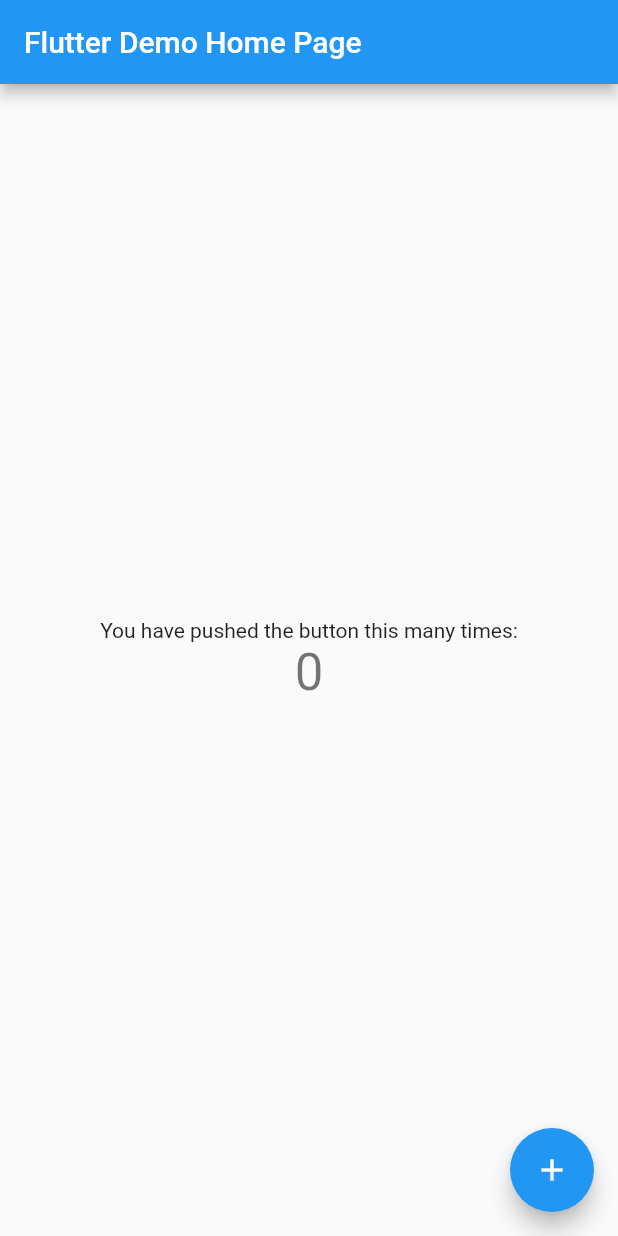
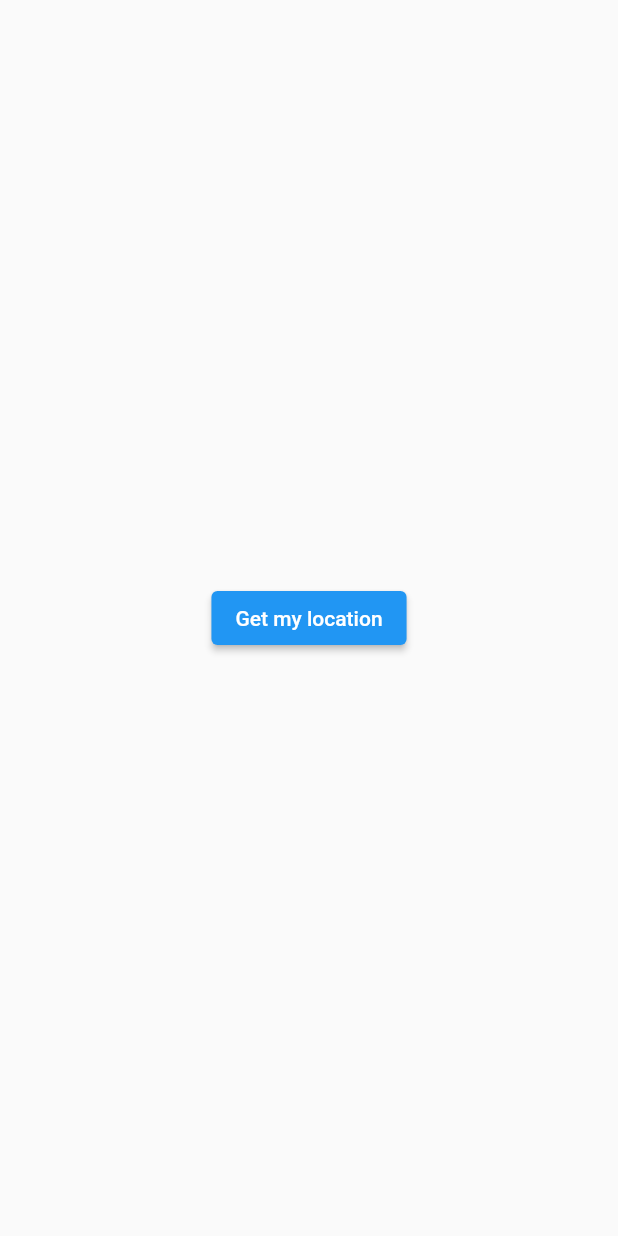
Before and after one commit to dontBlamestorming/weather-app, a Flutter app: the screen it shows after launch, on a phone screen of 412 x 824 dp. Run offline on Flutter 3.47's test engine with Material 2 defaults, Android fonts, the phone set to English and light mode, and no system bars.

Commit message:
feat: Add Loading widget:

```diff
--- a/lib/main.dart
+++ b/lib/main.dart
@@ -1,115 +1,19 @@
 import 'package:flutter/material.dart';
+import 'package:weather_app/screens/loading.dart';
 
-void main() {
-  runApp(const MyApp());
-}
+void main() => runApp(MyApp());
 
 class MyApp extends StatelessWidget {
   const MyApp({Key? key}) : super(key: key);
 
-  // This widget is the root of your application.
   @override
   Widget build(BuildContext context) {
     return MaterialApp(
-      title: 'Flutter Demo',
+      title: 'Weather App',
       theme: ThemeData(
-        // This is the theme of your application.
-        //
-        // Try running your application with "flutter run". You'll see the
-        // application has a blue toolbar. Then, without quitting the app, try
-        // changing the primarySwatch below to Colors.green and then invoke
-        // "hot reload" (press "r" in the console where you ran "flutter run",
-        // or simply save your changes to "hot reload" in a Flutter IDE).
-        // Notice that the counter didn't reset back to zero; the application
-        // is not restarted.
         primarySwatch: Colors.blue,
       ),
-      home: const MyHomePage(title: 'Flutter Demo Home Page'),
+      home: Loading(),
     );
   }
 }
-
-class MyHomePage extends StatefulWidget {
-  const MyHomePage({Key? key, required this.title}) : super(key: key);
-
-  // This widget is the home page of your application. It is stateful, meaning
-  // that it has a State object (defined below) that contains fields that affect
-  // how it looks.
-
-  // This class is the configuration for the state. It holds the values (in this
-  // case the title) provided by the parent (in this case the App widget) and
-  // used by the build method of the State. Fields in a Widget subclass are
-  // always marked "final".
-
-  final String title;
-
-  @override
-  State<MyHomePage> createState() => _MyHomePageState();
-}
-
-class _MyHomePageState extends State<MyHomePage> {
-  int _counter = 0;
-
-  void _incrementCounter() {
-    setState(() {
-      // This call to setState tells the Flutter framework that something has
-      // changed in this State, which causes it to rerun the build method below
-      // so that the display can reflect the updated values. If we changed
-      // _counter without calling setState(), then the build method would not be
-      // called again, and so nothing would appear to happen.
-      _counter++;
-    });
-  }
-
-  @override
-  Widget build(BuildContext context) {
-    // This method is rerun every time setState is called, for instance as done
-    // by the _incrementCounter method above.
-    //
-    // The Flutter framework has been optimized to make rerunning build methods
-    // fast, so that you can just rebuild anything that needs updating rather
-    // than having to individually change instances of widgets.
-    return Scaffold(
-      appBar: AppBar(
-        // Here we take the value from the MyHomePage object that was created by
-        // the App.build method, and use it to set our appbar title.
-        title: Text(widget.title),
-      ),
-      body: Center(
-        // Center is a layout widget. It takes a single child and positions it
-        // in the middle of the parent.
-        child: Column(
-          // Column is also a layout widget. It takes a list of children and
-          // arranges them vertically. By default, it sizes itself to fit its
-          // children horizontally, and tries to be as tall as its parent.
-          //
-          // Invoke "debug painting" (press "p" in the console, choose the
-          // "Toggle Debug Paint" action from the Flutter Inspector in Android
-          // Studio, or the "Toggle Debug Paint" command in Visual Studio Code)
-          // to see the wireframe for each widget.
-          //
-          // Column has various properties to control how it sizes itself and
-          // how it positions its children. Here we use mainAxisAlignment to
-          // center the children vertically; the main axis here is the vertical
-          // axis because Columns are vertical (the cross axis would be
-          // horizontal).
-          mainAxisAlignment: MainAxisAlignment.center,
-          children: <Widget>[
-            const Text(
-              'You have pushed the button this many times:',
-            ),
-            Text(
-              '$_counter',
-              style: Theme.of(context).textTheme.headline4,
-            ),
-          ],
-        ),
-      ),
-      floatingActionButton: FloatingActionButton(
-        onPressed: _incrementCounter,
-        tooltip: 'Increment',
-        child: const Icon(Icons.add),
-      ), // This trailing comma makes auto-formatting nicer for build methods.
-    );
-  }
-}
--- /dev/null
+++ b/lib/screens/loading.dart
@@ -0,0 +1,27 @@
+import 'package:flutter/material.dart';
+
+class Loading extends StatefulWidget {
+  const Loading({Key? key}) : super(key: key);
+
+  @override
+  _LoadingState createState() => _LoadingState();
+}
+
+class _LoadingState extends State<Loading> {
+  @override
+  Widget build(BuildContext context) {
+    return Scaffold(
+      body: Center(
+        child: ElevatedButton(
+          onPressed: () {},
+          child: const Text(
+            "Get my location",
+            style: TextStyle(
+              color: Colors.white,
+            ),
+          ),
+        ),
+      ),
+    );
+  }
+}
```
